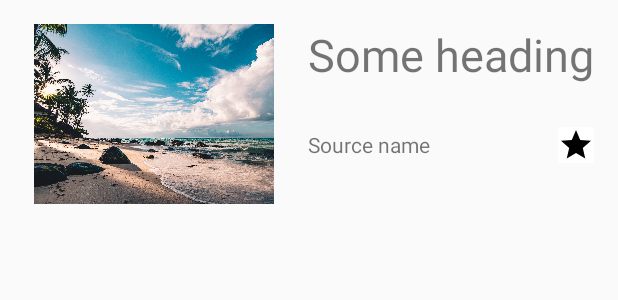
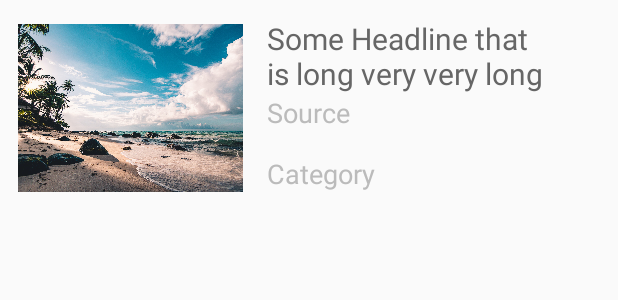
Before and after one commit to rajoshich/SomeGoodNews, an Android app: the layout item_article.xml on its own in the app's theme, with its tools: preview values and no code run, on a phone screen of 412 x 824 dp. Shown: the top 300 px of the screen. Run offline under Robolectric (Android 15) with nearby library versions, the phone set to English and light mode, and no system bars.

Commit message:
fixed recycler view

```diff
--- a/app/src/main/java/com/example/somegoodnews/Managers/ArticlesAdapter.kt
+++ b/app/src/main/java/com/example/somegoodnews/Managers/ArticlesAdapter.kt
@@ -37,9 +37,13 @@ class ArticlesAdapter(allArticles: List<NewsArticle>): RecyclerView.Adapter<Arti
     }
 
     inner class ArticleViewHolder(itemView: View): RecyclerView.ViewHolder(itemView) {
-        private val tvNewsHeading by lazy {itemView.findViewById<TextView>(R.id.tvNewsHeading)}
+        private val tvNewsHeading by lazy {itemView.findViewById<TextView>(R.id.tvArticleHeadline)}
+        private val tvNewsCategory by lazy {itemView.findViewById<TextView>(R.id.tvArticleCategory)}
+        private val tvNewsSource by lazy {itemView.findViewById<TextView>(R.id.tvArticleSource)}
         fun bind(article: NewsArticle) {
             tvNewsHeading.text = article.headline
+            tvNewsCategory.text = article.category
+            tvNewsSource.text = article.source
             itemView.setOnClickListener {
                 onArticleClickListener?.invoke(article)
             }
--- a/app/src/main/res/layout/item_article.xml
+++ b/app/src/main/res/layout/item_article.xml
@@ -1,55 +1,66 @@
 <?xml version="1.0" encoding="utf-8"?>
+
 <androidx.constraintlayout.widget.ConstraintLayout xmlns:android="http://schemas.android.com/apk/res/android"
     android:layout_width="match_parent"
     android:layout_height="wrap_content"
     xmlns:app="http://schemas.android.com/apk/res-auto"
     xmlns:tools="http://schemas.android.com/tools"
-    android:padding="16dp"
-    android:background="?selectableItemBackground">
+    android:padding="12dp"
+    android:foreground="?selectableItemBackground">
+
     <ImageView
-        android:id="@+id/ivNewsImg"
-        android:layout_width="0dp"
+        android:id="@+id/ivArticleImage"
+        android:layout_width="150dp"
         android:layout_height="120dp"
+        android:src="@drawable/stock_photo"
         app:layout_constraintLeft_toLeftOf="parent"
-        app:layout_constraintRight_toLeftOf="@id/tvNewsHeading"
-        android:layout_weight="1"
-        android:outlineAmbientShadowColor="@color/black"
-        android:src="@drawable/stock_photo"
-        android:contentDescription="Some stock photo"
+        tools:ignore="MissingConstraints"
+        android:elevation="20dp" />
+
+    <TextView
+        android:id="@+id/tvArticleHeadline"
+        android:layout_width="210dp"
+        android:layout_height="wrap_content"
+        tools:text="Some Headline that is long very very long"
+        app:layout_constraintLeft_toRightOf="@id/ivArticleImage"
+        android:layout_marginLeft="16dp"
+        android:textSize="20sp"
+        android:fontFamily="sans-serif"
+        android:textColor="@color/maxEmphGrey"
+        android:breakStrategy="balanced"
         />
     <TextView
-        android:id="@+id/tvNewsHeading"
+        android:id="@+id/tvArticleSource"
         android:layout_width="wrap_content"
         android:layout_height="wrap_content"
-        app:layout_constraintLeft_toRightOf="@id/ivNewsImg"
-        app:layout_constraintRight_toRightOf="parent"
-        android:layout_marginStart="16dp"
-        tools:text="Some heading"
-        android:textSize="30sp"
-        android:layout_weight="1"
-        android:ellipsize="none"
-        android:maxLines="100"
-        android:scrollHorizontally="false"
-    />
+        tools:text="Source"
+        app:layout_constraintLeft_toRightOf="@id/ivArticleImage"
+        app:layout_constraintTop_toBottomOf="@id/tvArticleHeadline"
+        android:layout_marginLeft="16dp"
+        android:textSize="18sp"
+        android:textColor="@color/lowEmphGrey"
+        />
     <TextView
-        android:id="@+id/tvNewsSource"
+        android:id="@+id/tvArticleCategory"
         android:layout_width="wrap_content"
         android:layout_height="wrap_content"
-        app:layout_constraintTop_toBottomOf="@id/tvNewsHeading"
-        app:layout_constraintLeft_toRightOf="@id/ivNewsImg"
-        app:layout_constraintBottom_toBottomOf="@id/ivNewsImg"
-        android:layout_marginStart="16dp"
-        tools:text="Source name"
-    />
-    <ImageButton
-        android:id="@+id/ibLikeNews"
+        tools:text="Category"
+        app:layout_constraintLeft_toRightOf="@id/ivArticleImage"
+        app:layout_constraintTop_toBottomOf="@id/tvArticleSource"
+        android:layout_marginLeft="16dp"
+        android:layout_marginTop="16dp"
+        android:textSize="18sp"
+        android:textColor="@color/lowEmphGrey"
+        />
+
+ <!--   <ImageButton
         android:layout_width="wrap_content"
         android:layout_height="wrap_content"
+        android:background="@color/white"
         android:src="@drawable/ic_star_black"
-        app:layout_constraintRight_toRightOf="parent"
-        app:layout_constraintTop_toBottomOf="@id/tvNewsHeading"
-        app:layout_constraintBottom_toBottomOf="@id/ivNewsImg"
-        android:background="@color/white"
-        android:contentDescription="save news article button"
-        />
+        android:layout_marginRight="20dp"
+        android:layout_marginBottom="15dp"
+        app:layout_constraintBottom_toBottomOf="@id/ivArticleImage"
+        app:layout_constraintRight_toRightOf="parent"/>-->
+
 </androidx.constraintlayout.widget.ConstraintLayout>
--- a/app/src/main/res/values/colors.xml
+++ b/app/src/main/res/values/colors.xml
@@ -5,4 +5,7 @@
     <color name="colorAccent">#03DAC5</color>
     <color name="black">#000000</color>
     <color name="white">#ffffff</color>
+    <color name="maxEmphGrey">#666666</color>
+    <color name="medEmphGrey">#999999</color>
+    <color name="lowEmphGrey">#BBBBBB</color>
 </resources>
```
Also changed, not shown: app/src/main/java/com/example/somegoodnews/Managers/DataManager.kt (+6 -7 lines), app/src/main/java/com/example/somegoodnews/data.json (added, +55 -0 lines), app/src/main/res/layout/news_list.xml (+8 -4 lines).
